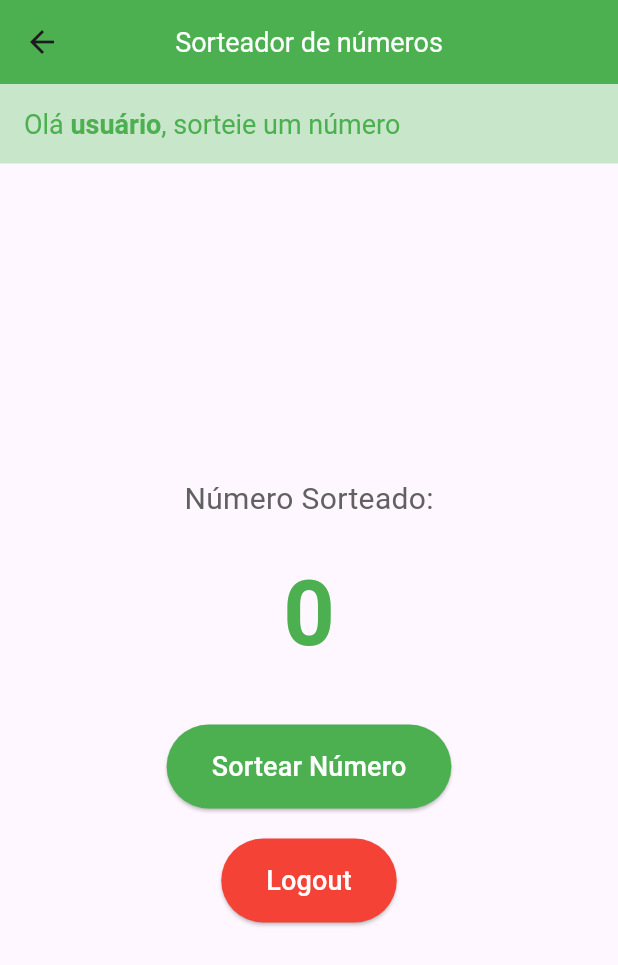
After one commit to guixjs/cadastro-flutter, a Flutter app: the Sorteador screen opened directly, on a phone screen of 412 x 824 dp. The commit adds this screen. Shown: the top 965 px of the screen. Run offline on Flutter 3.47's test engine with Material 3 defaults, Android fonts, the phone set to English and light mode, and no system bars.

Commit message:
adiciona a tela home, sorteador de números

```diff
--- a/sistemacadastro/lib/main.dart
+++ b/sistemacadastro/lib/main.dart
@@ -1,5 +1,6 @@
 import 'package:flutter/material.dart';
 import 'package:sistemacadastro/pages/login.dart';
+import 'package:sistemacadastro/pages/sorteadorHome.dart';
 
 void main() {
   runApp(const MaterialApp(debugShowCheckedModeBanner: false, home: Login()));
--- /dev/null
+++ b/sistemacadastro/lib/pages/sorteadorHome.dart
@@ -0,0 +1,119 @@
+import 'package:flutter/material.dart';
+import 'dart:math';
+
+class Sorteador extends StatefulWidget {
+  const Sorteador({super.key});
+
+  @override
+  State<Sorteador> createState() => _SorteadorState();
+}
+
+class _SorteadorState extends State<Sorteador> {
+  int numeroSorteado = 0;
+  final Random random = Random();
+
+  void sortearNumero() {
+    setState(() {
+      numeroSorteado = random.nextInt(100) + 1;
+    });
+  }
+
+  @override
+  Widget build(BuildContext context) {
+    return Scaffold(
+      appBar: AppBar(
+        centerTitle: true,
+        backgroundColor: Colors.green,
+        title: const Text(
+          'Sorteador de números',
+          style: TextStyle(color: Colors.white, fontSize: 18),
+        ),
+      ),
+      body: Column(
+        children: [
+          Container(
+            width: double.infinity,
+            padding: const EdgeInsets.all(16),
+            color: Colors.green[100],
+            child: RichText(
+              text: TextSpan(
+                children: [
+                  const TextSpan(
+                    text: 'Olá ',
+                    style: TextStyle(fontSize: 18, color: Colors.green),
+                  ),
+                  TextSpan(
+                    text: 'usuário',
+                    style: const TextStyle(
+                      fontSize: 18,
+                      color: Colors.green,
+                      fontWeight: FontWeight.bold,
+                    ),
+                  ),
+                  const TextSpan(
+                    text: ', sorteie um número',
+                    style: TextStyle(fontSize: 18, color: Colors.green),
+                  ),
+                ],
+              ),
+            ),
+          ),
+          Expanded(
+            child: Center(
+              child: Column(
+                mainAxisAlignment: MainAxisAlignment.center,
+                children: [
+                  Text(
+                    'Número Sorteado:',
+                    style: TextStyle(fontSize: 20, color: Colors.grey[700]),
+                  ),
+                  const SizedBox(height: 20),
+                  Text(
+                    '$numeroSorteado',
+                    style: const TextStyle(
+                      fontSize: 60,
+                      fontWeight: FontWeight.bold,
+                      color: Colors.green,
+                    ),
+                  ),
+                  const SizedBox(height: 30),
+                  ElevatedButton(
+                    onPressed: sortearNumero,
+                    style: ElevatedButton.styleFrom(
+                      backgroundColor: Colors.green,
+                      padding: const EdgeInsets.symmetric(
+                        horizontal: 30,
+                        vertical: 15,
+                      ),
+                    ),
+                    child: const Text(
+                      'Sortear Número',
+                      style: TextStyle(fontSize: 18, color: Colors.white),
+                    ),
+                  ),
+                  const SizedBox(height: 20),
+                  ElevatedButton(
+                    onPressed: () {
+                      // Implementar logout
+                    },
+                    style: ElevatedButton.styleFrom(
+                      backgroundColor: Colors.red,
+                      padding: const EdgeInsets.symmetric(
+                        horizontal: 30,
+                        vertical: 15,
+                      ),
+                    ),
+                    child: const Text(
+                      'Logout',
+                      style: TextStyle(fontSize: 18, color: Colors.white),
+                    ),
+                  ),
+                ],
+              ),
+            ),
+          ),
+        ],
+      ),
+    );
+  }
+}
```
